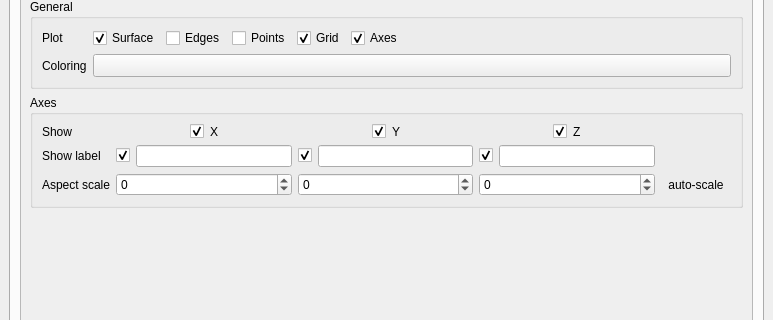
The window that enmapbox/coreapps/spectralsurfaceplottingapp/spectralsurfaceplottingwindow.ui (EnMAP-Box/enmap-box) describes before a commit, drawn with Qt 5; both pictures show x 0 to 773 and y 256 to 576 of the 773 by 1037 pixel window.
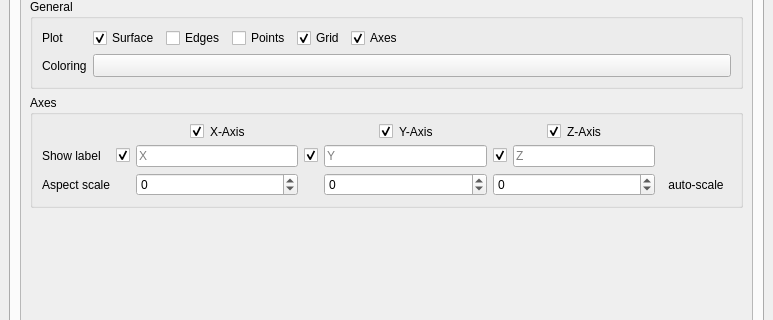
The same window after the commit. The open tabs and pages were chosen to show the change. Custom widgets are drawn as their Qt base class.

Commit message: aligned axis widgets in Spectral Surface Plotting tool

Diff of the .ui file:
```diff
--- a/enmapbox/coreapps/spectralsurfaceplottingapp/spectralsurfaceplottingwindow.ui
+++ b/enmapbox/coreapps/spectralsurfaceplottingapp/spectralsurfaceplottingwindow.ui
@@ -30,7 +30,7 @@
       </widget>
       <widget class="QTabWidget" name="tabWidget">
        <property name="currentIndex">
-        <number>0</number>
+        <number>1</number>
        </property>
        <widget class="QWidget" name="tab">
         <attribute name="title">
@@ -47,8 +47,8 @@
              <rect>
               <x>0</x>
               <y>0</y>
-              <width>727</width>
-              <height>716</height>
+              <width>731</width>
+              <height>761</height>
              </rect>
             </property>
             <layout class="QVBoxLayout" name="verticalLayout_3">
@@ -171,7 +171,7 @@
                         </item>
                         <item row="0" column="1">
                          <widget class="QgsMapLayerComboBox" name="mTable">
-                          <property name="allowEmptyLayer">
+                          <property name="allowEmptyLayer" stdset="0">
                            <bool>true</bool>
                           </property>
                          </widget>
@@ -251,7 +251,7 @@
                           <property name="toolTip">
                            <string>Values used as y-coordinates.</string>
                           </property>
-                          <property name="allowEmptyFieldName">
+                          <property name="allowEmptyFieldName" stdset="0">
                            <bool>true</bool>
                           </property>
                          </widget>
@@ -261,14 +261,14 @@
                           <property name="toolTip">
                            <string>Values used for coloring.</string>
                           </property>
-                          <property name="allowEmptyFieldName">
+                          <property name="allowEmptyFieldName" stdset="0">
                            <bool>true</bool>
                           </property>
                          </widget>
                         </item>
                         <item row="0" column="1">
                          <widget class="QgsMapLayerComboBox" name="mLibrary">
-                          <property name="allowEmptyLayer">
+                          <property name="allowEmptyLayer" stdset="0">
                            <bool>true</bool>
                           </property>
                          </widget>
@@ -314,7 +314,7 @@
                       </item>
                       <item row="0" column="1">
                        <widget class="QgsMapLayerComboBox" name="mCollection">
-                        <property name="allowEmptyLayer">
+                        <property name="allowEmptyLayer" stdset="0">
                          <bool>true</bool>
                         </property>
                        </widget>
@@ -339,7 +339,7 @@
                          <string>Wavelength is used as x-coordinates.
  Reflectance is used as z-coordinates.</string>
                         </property>
-                        <property name="allowEmptyFieldName">
+                        <property name="allowEmptyFieldName" stdset="0">
                          <bool>true</bool>
                         </property>
                        </widget>
@@ -363,7 +363,7 @@
                         <property name="toolTip">
                          <string>Values used for coloring.</string>
                         </property>
-                        <property name="allowEmptyFieldName">
+                        <property name="allowEmptyFieldName" stdset="0">
                          <bool>true</bool>
                         </property>
                        </widget>
@@ -626,10 +626,10 @@
                   <property name="text">
                    <string/>
                   </property>
-                  <property name="defaultValue">
+                  <property name="defaultValue" stdset="0">
                    <string/>
                   </property>
-                  <property name="value">
+                  <property name="value" stdset="0">
                    <string/>
                   </property>
                   <property name="qgisRelation" stdset="0">
@@ -642,7 +642,7 @@
                   <property name="text">
                    <string/>
                   </property>
-                  <property name="value">
+                  <property name="value" stdset="0">
                    <string/>
                   </property>
                   <property name="qgisRelation" stdset="0">
@@ -655,7 +655,7 @@
                   <property name="text">
                    <string/>
                   </property>
-                  <property name="value">
+                  <property name="value" stdset="0">
                    <string/>
                   </property>
                   <property name="qgisRelation" stdset="0">
@@ -739,8 +739,8 @@
              <rect>
               <x>0</x>
               <y>0</y>
-              <width>727</width>
-              <height>744</height>
+              <width>731</width>
+              <height>796</height>
              </rect>
             </property>
             <layout class="QVBoxLayout" name="verticalLayout_7">
@@ -853,127 +853,8 @@
                <layout class="QVBoxLayout" name="verticalLayout_9">
                 <item>
                  <layout class="QGridLayout" name="gridLayout_2">
-                  <item row="0" column="3">
-                   <layout class="QHBoxLayout" name="horizontalLayout_9">
-                    <item>
-                     <spacer name="horizontalSpacer_7">
-                      <property name="orientation">
-                       <enum>Qt::Orientation::Horizontal</enum>
-                      </property>
-                      <property name="sizeHint" stdset="0">
-                       <size>
-                        <width>5</width>
-                        <height>5</height>
-                       </size>
-                      </property>
-                     </spacer>
-                    </item>
-                    <item>
-                     <widget class="QCheckBox" name="mShowAxisZ">
-                      <property name="text">
-                       <string/>
-                      </property>
-                      <property name="checked">
-                       <bool>true</bool>
-                      </property>
-                     </widget>
-                    </item>
-                    <item>
-                     <widget class="QLabel" name="label_5">
-                      <property name="sizePolicy">
-                       <sizepolicy hsizetype="Fixed" vsizetype="Preferred">
-                        <horstretch>0</horstretch>
-                        <verstretch>0</verstretch>
-                       </sizepolicy>
-                      </property>
-                      <property name="layoutDirection">
-                       <enum>Qt::LayoutDirection::LeftToRight</enum>
-                      </property>
-                      <property name="text">
-                       <string>Z</string>
-                      </property>
-                     </widget>
-                    </item>
-                    <item>
-                     <spacer name="horizontalSpacer_8">
-                      <property name="orientation">
-                       <enum>Qt::Orientation::Horizontal</enum>
-                      </property>
-                      <property name="sizeHint" stdset="0">
-                       <size>
-                        <width>5</width>
-                        <height>5</height>
-                       </size>
-                      </property>
-                     </spacer>
-                    </item>
-                   </layout>
-                  </item>
-                  <item row="0" column="1">
-                   <layout class="QHBoxLayout" name="horizontalLayout_7">
-                    <item>
-                     <spacer name="horizontalSpacer">
-                      <property name="orientation">
-                       <enum>Qt::Orientation::Horizontal</enum>
-                      </property>
-                      <property name="sizeHint" stdset="0">
-                       <size>
-                        <width>5</width>
-                        <height>5</height>
-                       </size>
-                      </property>
-                     </spacer>
-                    </item>
-                    <item>
-                     <widget class="QCheckBox" name="mShowAxisX">
-                      <property name="text">
-                       <string/>
-                      </property>
-                      <property name="checked">
-                       <bool>true</bool>
-                      </property>
-                     </widget>
-                    </item>
-                    <item>
-                     <widget class="QLabel" name="label_2">
-                      <property name="sizePolicy">
-                       <sizepolicy hsizetype="Fixed" vsizetype="Preferred">
-                        <horstretch>0</horstretch>
-                        <verstretch>0</verstretch>
-                       </sizepolicy>
-                      </property>
-                      <property name="layoutDirection">
-                       <enum>Qt::LayoutDirection::LeftToRight</enum>
-                      </property>
-                      <property name="text">
-                       <string>X</string>
-                      </property>
-                     </widget>
-                    </item>
-                    <item>
-                     <spacer name="horizontalSpacer_2">
-                      <property name="orientation">
-                       <enum>Qt::Orientation::Horizontal</enum>
-                      </property>
-                      <property name="sizeHint" stdset="0">
-                       <size>
-                        <width>5</width>
-                        <height>5</height>
-                       </size>
-                      </property>
-                     </spacer>
-                    </item>
-                   </layout>
-                  </item>
-                  <item row="0" column="0">
-                   <widget class="QLabel" name="label_9">
-                    <property name="text">
-                     <string>Show</string>
-                    </property>
-                   </widget>
-                  </item>
                   <item row="2" column="2">
-                   <widget class="QSpinBox" name="mScaleY">
+                   <widget class="QSpinBox" name="mScaleX">
                     <property name="minimum">
                      <number>-100</number>
                     </property>
@@ -982,7 +863,17 @@
                     </property>
                    </widget>
                   </item>
-                  <item row="0" column="2">
+                  <item row="1" column="1">
+                   <widget class="QCheckBox" name="mShowAxisLabelX">
+                    <property name="text">
+                     <string/>
+                    </property>
+                    <property name="checked">
+                     <bool>true</bool>
+                    </property>
+                   </widget>
+                  </item>
+                  <item row="0" column="4">
                    <layout class="QHBoxLayout" name="horizontalLayout_8">
                     <item>
                      <spacer name="horizontalSpacer_5">
@@ -1019,7 +910,7 @@
                        <enum>Qt::LayoutDirection::LeftToRight</enum>
                       </property>
                       <property name="text">
-                       <string>Y</string>
+                       <string>Y-Axis</string>
                       </property>
                      </widget>
                     </item>
@@ -1038,31 +929,173 @@
                     </item>
                    </layout>
                   </item>
-                  <item row="1" column="1">
+                  <item row="2" column="5">
+                   <widget class="QSpinBox" name="mScaleZ">
+                    <property name="minimum">
+                     <number>-100</number>
+                    </property>
+                    <property name="maximum">
+                     <number>100</number>
+                    </property>
+                   </widget>
+                  </item>
+                  <item row="0" column="2">
+                   <layout class="QHBoxLayout" name="horizontalLayout_7">
+                    <item>
+                     <spacer name="horizontalSpacer">
+                      <property name="orientation">
+                       <enum>Qt::Orientation::Horizontal</enum>
+                      </property>
+                      <property name="sizeHint" stdset="0">
+                       <size>
+                        <width>5</width>
+                        <height>5</height>
+                       </size>
+                      </property>
+                     </spacer>
+                    </item>
+                    <item>
+                     <widget class="QCheckBox" name="mShowAxisX">
+                      <property name="text">
+                       <string/>
+                      </property>
+                      <property name="checked">
+                       <bool>true</bool>
+                      </property>
+                     </widget>
+                    </item>
+                    <item>
+                     <widget class="QLabel" name="label_2">
+                      <property name="sizePolicy">
+                       <sizepolicy hsizetype="Fixed" vsizetype="Preferred">
+                        <horstretch>0</horstretch>
+                        <verstretch>0</verstretch>
+                       </sizepolicy>
+                      </property>
+                      <property name="layoutDirection">
+                       <enum>Qt::LayoutDirection::LeftToRight</enum>
+                      </property>
+                      <property name="text">
+                       <string>X-Axis</string>
+                      </property>
+                     </widget>
+                    </item>
+                    <item>
+                     <spacer name="horizontalSpacer_2">
+                      <property name="orientation">
+                       <enum>Qt::Orientation::Horizontal</enum>
+                      </property>
+                      <property name="sizeHint" stdset="0">
+                       <size>
+                        <width>5</width>
+                        <height>5</height>
+                       </size>
+                      </property>
+                     </spacer>
+                    </item>
+                   </layout>
+                  </item>
+                  <item row="1" column="3">
+                   <widget class="QCheckBox" name="mShowAxisLabelY">
+                    <property name="text">
+                     <string/>
+                    </property>
+                    <property name="checked">
+                     <bool>true</bool>
+                    </property>
+                   </widget>
+                  </item>
+                  <item row="1" column="2">
                    <layout class="QHBoxLayout" name="horizontalLayout_3">
                     <item>
                      <layout class="QHBoxLayout" name="horizontalLayout_13">
-                      <item>
-                       <widget class="QCheckBox" name="mShowAxisLabelX">
-                        <property name="text">
-                         <string/>
-                        </property>
-                        <property name="checked">
-                         <bool>true</bool>
-                        </property>
-                       </widget>
-                      </item>
                       <item>
                        <widget class="QLineEdit" name="mAxisLabelX">
                         <property name="text">
                          <string/>
                         </property>
+                        <property name="placeholderText">
+                         <string>X</string>
+                        </property>
                        </widget>
                       </item>
                      </layout>
                     </item>
                    </layout>
                   </item>
+                  <item row="0" column="5">
+                   <layout class="QHBoxLayout" name="horizontalLayout_9">
+                    <item>
+                     <spacer name="horizontalSpacer_7">
+                      <property name="orientation">
+                       <enum>Qt::Orientation::Horizontal</enum>
+                      </property>
+                      <property name="sizeHint" stdset="0">
+                       <size>
+                        <width>5</width>
+                        <height>5</height>
+                       </size>
+                      </property>
+                     </spacer>
+                    </item>
+                    <item>
+                     <widget class="QCheckBox" name="mShowAxisZ">
+                      <property name="text">
+                       <string/>
+                      </property>
+                      <property name="checked">
+                       <bool>true</bool>
+                      </property>
+                     </widget>
+                    </item>
+                    <item>
+                     <widget class="QLabel" name="label_5">
+                      <property name="sizePolicy">
+                       <sizepolicy hsizetype="Fixed" vsizetype="Preferred">
+                        <horstretch>0</horstretch>
+                        <verstretch>0</verstretch>
+                       </sizepolicy>
+                      </property>
+                      <property name="layoutDirection">
+                       <enum>Qt::LayoutDirection::LeftToRight</enum>
+                      </property>
+                      <property name="text">
+                       <string>Z-Axis</string>
+                      </property>
+                     </widget>
+                    </item>
+                    <item>
+                     <spacer name="horizontalSpacer_8">
+                      <property name="orientation">
+                       <enum>Qt::Orientation::Horizontal</enum>
+                      </property>
+                      <property name="sizeHint" stdset="0">
+                       <size>
+                        <width>5</width>
+                        <height>5</height>
+                       </size>
+                      </property>
+                     </spacer>
+                    </item>
+                   </layout>
+                  </item>
+                  <item row="2" column="0">
+                   <widget class="QLabel" name="label_8">
+                    <property name="text">
+                     <string>Aspect scale</string>
+                    </property>
+                   </widget>
+                  </item>
+                  <item row="2" column="4">
+                   <widget class="QSpinBox" name="mScaleY">
+                    <property name="minimum">
+                     <number>-100</number>
+                    </property>
+                    <property name="maximum">
+                     <number>100</number>
+                    </property>
+                   </widget>
+                  </item>
                   <item row="1" column="0">
                    <widget class="QLabel" name="label_10">
                     <property name="text">
@@ -1070,42 +1103,53 @@
                     </property>
                    </widget>
                   </item>
-                  <item row="1" column="2">
+                  <item row="1" column="5">
+                   <layout class="QHBoxLayout" name="horizontalLayout_6">
+                    <item>
+                     <layout class="QHBoxLayout" name="horizontalLayout_15">
+                      <item>
+                       <widget class="QCheckBox" name="mShowAxisLabelZ">
+                        <property name="text">
+                         <string/>
+                        </property>
+                        <property name="checked">
+                         <bool>true</bool>
+                        </property>
+                       </widget>
+                      </item>
+                      <item>
+                       <widget class="QLineEdit" name="mAxisLabelZ">
+                        <property name="text">
+                         <string/>
+                        </property>
+                        <property name="placeholderText">
+                         <string>Z</string>
+                        </property>
+                       </widget>
+                      </item>
+                     </layout>
+                    </item>
+                   </layout>
+                  </item>
+                  <item row="1" column="4">
                    <layout class="QHBoxLayout" name="horizontalLayout_4">
                     <item>
                      <layout class="QHBoxLayout" name="horizontalLayout_14">
-                      <item>
-                       <widget class="QCheckBox" name="mShowAxisLabelY">
-                        <property name="text">
-                         <string/>
-                        </property>
-                        <property name="checked">
-                         <bool>true</bool>
-                        </property>
-                       </widget>
-                      </item>
                       <item>
                        <widget class="QLineEdit" name="mAxisLabelY">
                         <property name="text">
                          <string/>
                         </property>
+                        <property name="placeholderText">
+                         <string>Y</string>
+                        </property>
                        </widget>
                       </item>
                      </layout>
                     </item>
                    </layout>
                   </item>
-                  <item row="2" column="1">
-                   <widget class="QSpinBox" name="mScaleX">
-                    <property name="minimum">
-                     <number>-100</number>
-                    </property>
-                    <property name="maximum">
-                     <number>100</number>
-                    </property>
-                   </widget>
-                  </item>
-                  <item row="2" column="4">
+                  <item row="2" column="6">
                    <widget class="QToolButton" name="mAutoScale">
                     <property name="text">
                      <string>auto-scale</string>
@@ -1115,48 +1159,6 @@
                     </property>
                    </widget>
                   </item>
-                  <item row="1" column="3">
-                   <layout class="QHBoxLayout" name="horizontalLayout_6">
-                    <item>
-                     <layout class="QHBoxLayout" name="horizontalLayout_15">
-                      <item>
-                       <widget class="QCheckBox" name="mShowAxisLabelZ">
-                        <property name="text">
-                         <string/>
-                        </property>
-                        <property name="checked">
-                         <bool>true</bool>
-                        </property>
-                       </widget>
-                      </item>
-                      <item>
-                       <widget class="QLineEdit" name="mAxisLabelZ">
-                        <property name="text">
-                         <string/>
-                        </property>
-                       </widget>
-                      </item>
-                     </layout>
-                    </item>
-                   </layout>
-                  </item>
-                  <item row="2" column="0">
-                   <widget class="QLabel" name="label_8">
-                    <property name="text">
-                     <string>Aspect scale</string>
-                    </property>
-                   </widget>
-                  </item>
-                  <item row="2" column="3">
-                   <widget class="QSpinBox" name="mScaleZ">
-                    <property name="minimum">
-                     <number>-100</number>
-                    </property>
-                    <property name="maximum">
-                     <number>100</number>
-                    </property>
-                   </widget>
-                  </item>
                  </layout>
                 </item>
                </layout>
```
Left out of the diff: 114 changed lines with no effect on the pictures.
